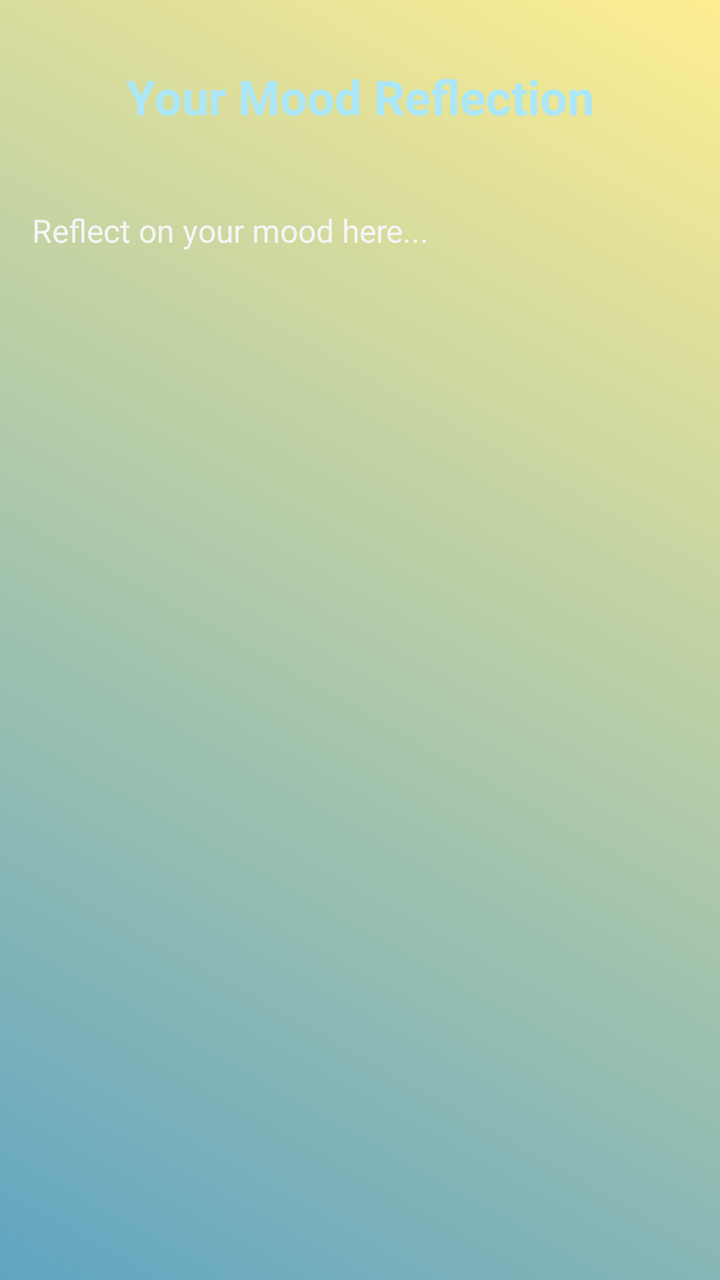
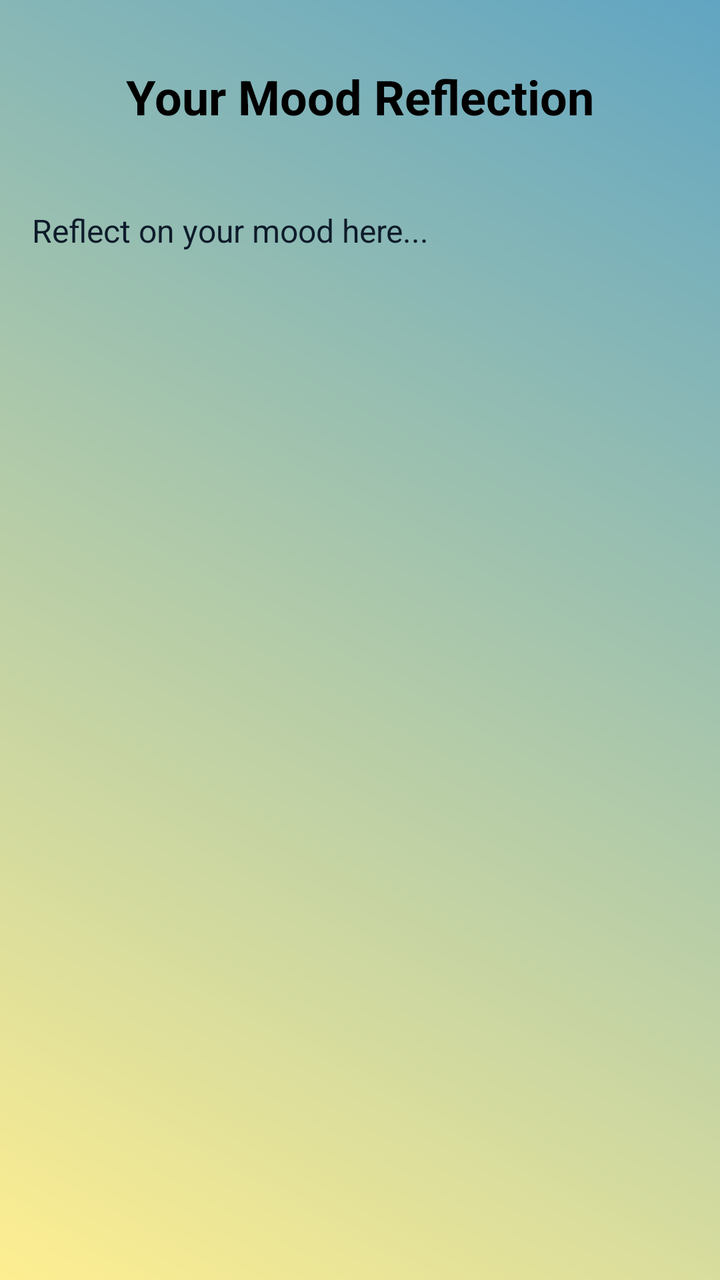

Screens rendered from an Android XML layout before and after an edit, with the pre-edit source and the edit as a unified diff.
<!-- AndroidManifest.xml: application theme Theme.AURORA -->
<!-- res/layout/activity_journey.xml -->
<?xml version="1.0" encoding="utf-8"?>
<androidx.constraintlayout.widget.ConstraintLayout
    xmlns:android="http://schemas.android.com/apk/res/android"
    xmlns:app="http://schemas.android.com/apk/res-auto"
    xmlns:tools="http://schemas.android.com/tools"
    android:id="@+id/reflectionLayout"
    android:layout_width="match_parent"
    android:layout_height="match_parent"
    android:background="@drawable/aurora_gradient_light"
    tools:context=".ReflectionActivity">

    
    <TextView
        android:id="@+id/reflectionTitle"
        android:layout_width="wrap_content"
        android:layout_height="wrap_content"
        android:text="Your Mood Reflection"
        android:textColor="@color/soft_blue"
        android:textSize="24sp"
        android:textStyle="bold"
        app:layout_constraintTop_toTopOf="parent"
        app:layout_constraintStart_toStartOf="parent"
        app:layout_constraintEnd_toEndOf="parent"
        android:layout_marginTop="32dp"/>

    
    <TextView
        android:id="@+id/reflectionContent"
        android:layout_width="0dp"
        android:layout_height="wrap_content"
        android:text="Reflect on your mood here..."
        android:textColor="@color/soft_white"
        android:textSize="16sp"
        app:layout_constraintTop_toBottomOf="@id/reflectionTitle"
        app:layout_constraintStart_toStartOf="parent"
        app:layout_constraintEnd_toEndOf="parent"
        android:layout_marginTop="24dp"
        android:padding="16dp"/>

</androidx.constraintlayout.widget.ConstraintLayout>
<!-- resources referenced by this layout -->
<resources>
  <color name="soft_blue">#ACE7F8</color>
  <color name="soft_white">#F5F5F5</color>
  <!-- drawable aurora_gradient_light (drawable) -->
  <?xml version="1.0" encoding="utf-8"?>
  <shape xmlns:android="http://schemas.android.com/apk/res/android"
      android:shape="rectangle">
      <gradient
          android:startColor="@color/sky_blue"
      android:endColor="@color/lemon_yellow"
      android:angle="45"
      android:type="linear" />
  </shape>
  <style name="Theme.AURORA" parent="Base.Theme.AURORA" />
  <color name="sky_blue">#61A5C2</color>
  <color name="lemon_yellow">#FEEE91</color>
  <style name="Base.Theme.AURORA" parent="Theme.Material3.DayNight.NoActionBar">
          
          <item name="android:colorBackground">@color/deep_night_blue</item>
          <item name="android:textColor">@color/soft_white</item>
          <item name="colorPrimary">@color/aurora_green</item>
          <item name="colorSecondary">@color/violet_glow</item>
      </style>
  <color name="deep_night_blue">#0D1B2A</color>
  <color name="aurora_green">#3DDC97</color>
  <color name="violet_glow">#9D5CFF</color>
</resources>

<!-- the commit's change to res/layout/activity_journey.xml (unified diff, before → after) -->
@@ -15,7 +15,7 @@
         android:layout_width="wrap_content"
         android:layout_height="wrap_content"
         android:text="Your Mood Reflection"
-        android:textColor="@color/soft_blue"
+        android:textColor="@color/black"
         android:textSize="24sp"
         android:textStyle="bold"
         app:layout_constraintTop_toTopOf="parent"
@@ -29,7 +29,7 @@
         android:layout_width="0dp"
         android:layout_height="wrap_content"
         android:text="Reflect on your mood here..."
-        android:textColor="@color/soft_white"
+        android:textColor="@color/deep_night_blue"
         android:textSize="16sp"
         app:layout_constraintTop_toBottomOf="@id/reflectionTitle"
         app:layout_constraintStart_toStartOf="parent"
<!-- resource entries referenced after the edit -->
@@ -1,14 +1,14 @@
 <!-- resources referenced by this layout -->
 <resources>
-  <color name="soft_blue">#ACE7F8</color>
-  <color name="soft_white">#F5F5F5</color>
+  <color name="black">#FF000000</color>
+  <color name="deep_night_blue">#0D1B2A</color>
   <!-- drawable aurora_gradient_light (drawable) -->
   <?xml version="1.0" encoding="utf-8"?>
   <shape xmlns:android="http://schemas.android.com/apk/res/android"
       android:shape="rectangle">
       <gradient
-          android:startColor="@color/sky_blue"
-      android:endColor="@color/lemon_yellow"
+          android:endColor="@color/sky_blue"
+      android:startColor="@color/lemon_yellow"
       android:angle="45"
       android:type="linear" />
   </shape>
@@ -22,7 +22,7 @@
           <item name="colorPrimary">@color/aurora_green</item>
           <item name="colorSecondary">@color/violet_glow</item>
       </style>
-  <color name="deep_night_blue">#0D1B2A</color>
+  <color name="soft_white">#F5F5F5</color>
   <color name="aurora_green">#3DDC97</color>
   <color name="violet_glow">#9D5CFF</color>
 </resources>
